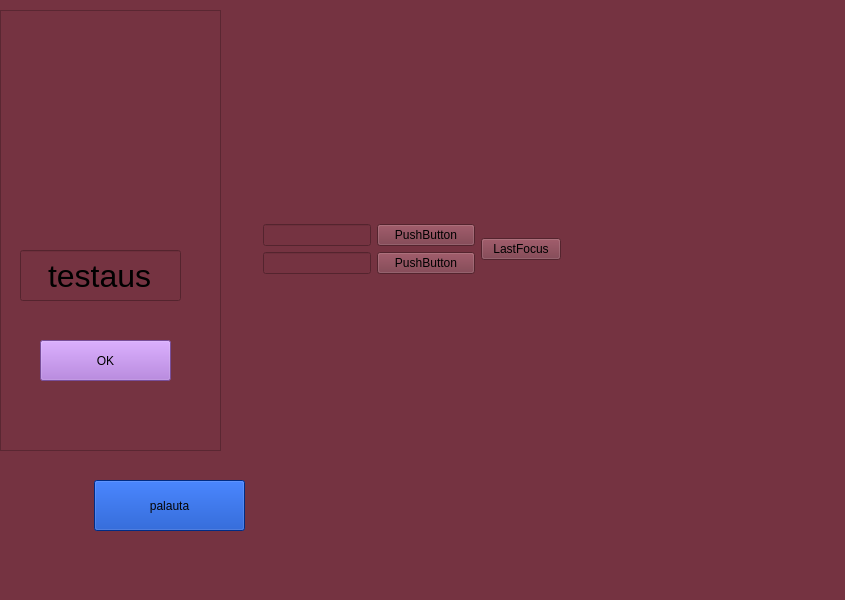
First picture: the form in suttu2.ui, repository katalav/Autolainaus, before the edit.
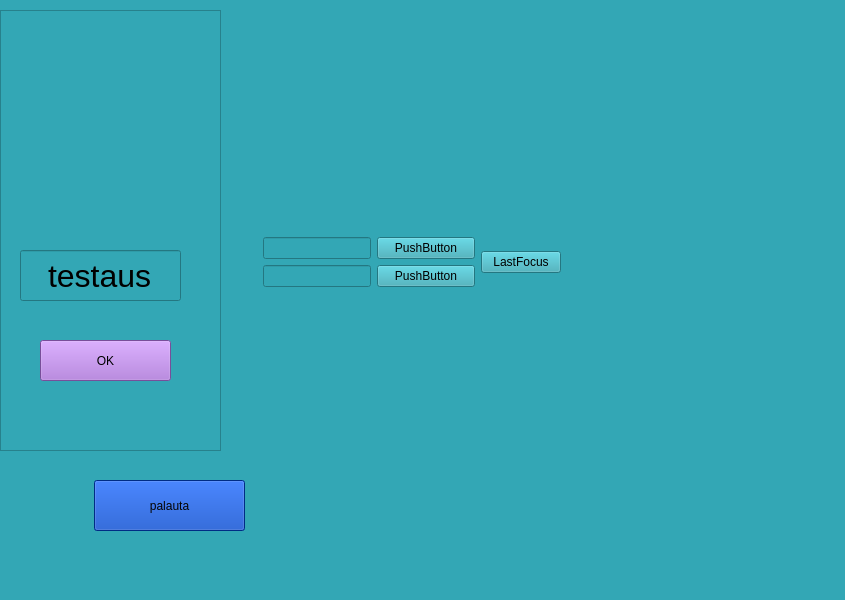
Second picture: the form after the edit. Icons and pictures are not drawn.

```diff
--- a/suttu2.ui
+++ b/suttu2.ui
@@ -19,7 +19,7 @@
    <string>MainWindow</string>
   </property>
   <property name="styleSheet">
-   <string notr="true">background-color: rgb(117, 51, 65);</string>
+   <string notr="true">background-color: rgb(51, 167, 181);</string>
   </property>
   <widget class="QWidget" name="centralwidget">
    <widget class="QFrame" name="frame">
@@ -114,13 +114,13 @@
      <string>palauta</string>
     </property>
    </widget>
-   <widget class="QWidget" name="">
+   <widget class="QWidget" name="layoutWidget">
     <property name="geometry">
      <rect>
       <x>263</x>
       <y>220</y>
       <width>298</width>
-      <height>58</height>
+      <height>85</height>
      </rect>
     </property>
     <layout class="QGridLayout" name="gridLayout">
```
Left out of the diff: 6 changed lines with no effect on the pictures.
